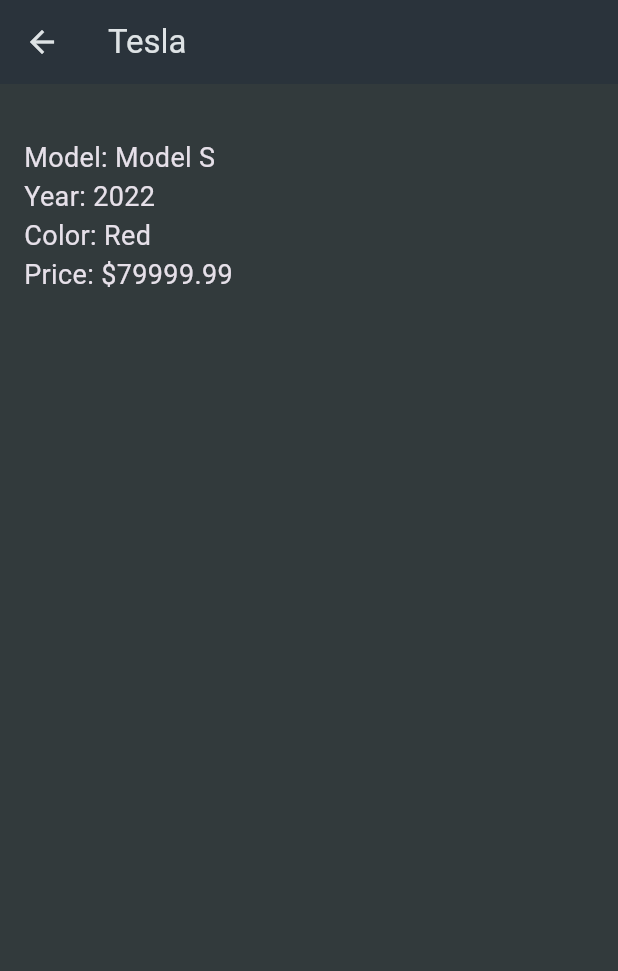
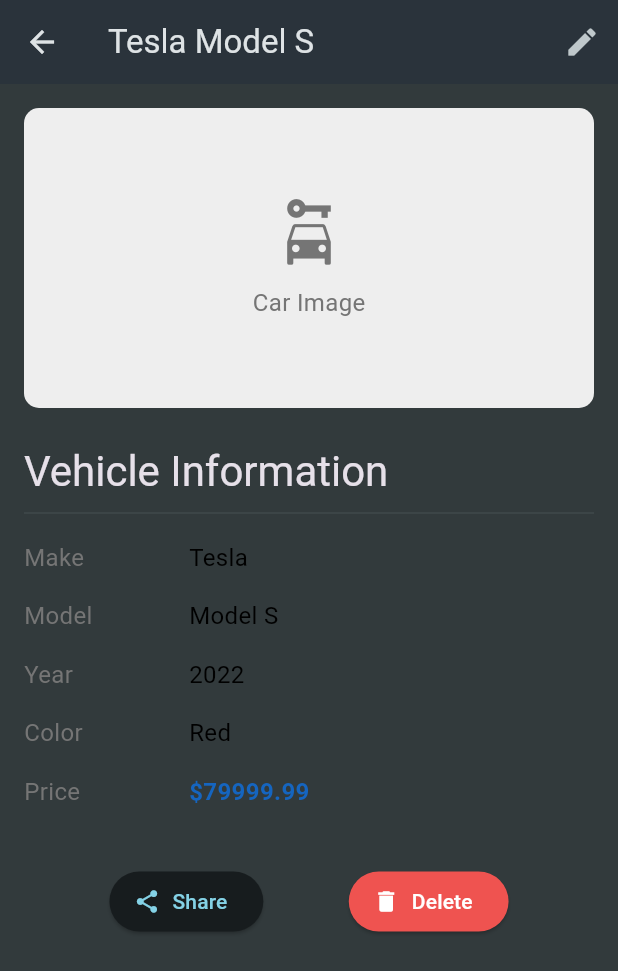
Before and after one commit to Bonitt/flutter_assignment_application, a Flutter app: the CarDetailScreen screen opened directly with sample values from the repository, on a phone screen of 412 x 824 dp. Shown: the top 971 px of the screen. Run offline on Flutter 3.47's test engine with Material 3 defaults, Android fonts, the phone set to English and light mode, and no system bars.

Commit message:
Added details screen

```diff
--- a/lib/screens/car_details_screen.dart
+++ b/lib/screens/car_details_screen.dart
@@ -9,20 +9,134 @@
   @override
   Widget build(BuildContext context) {
     return Scaffold(
-      appBar: AppBar(title: Text(car.name)),
-      body: Padding(
+      appBar: AppBar(
+        title: Text('${car.name} ${car.model}'),
+        actions: [
+          IconButton(
+            icon: const Icon(Icons.edit),
+            onPressed: () {
+              // Placeholder for edit functionality
+              ScaffoldMessenger.of(context).showSnackBar(
+                const SnackBar(content: Text('Edit feature coming soon')),
+              );
+            },
+          ),
+        ],
+      ),
+      body: SingleChildScrollView(
         padding: const EdgeInsets.all(16),
         child: Column(
           crossAxisAlignment: CrossAxisAlignment.start,
           children: [
-            const SizedBox(height: 20),
-            Text('Model: ${car.model}', style: const TextStyle(fontSize: 18)),
-            Text('Year: ${car.year}', style: const TextStyle(fontSize: 18)),
-            Text('Color: ${car.colour}', style: const TextStyle(fontSize: 18)),
-            Text('Price: \$${car.price}', style: const TextStyle(fontSize: 18)),
+            // Image placeholder (for future implementation)
+            Container(
+              height: 200,
+              width: double.infinity,
+              decoration: BoxDecoration(
+                color: Colors.grey[200],
+                borderRadius: BorderRadius.circular(10),
+              ),
+              alignment: Alignment.center,
+              child: Column(
+                mainAxisAlignment: MainAxisAlignment.center,
+                children: [
+                  Icon(Icons.car_rental, size: 50, color: Colors.grey[600]),
+                  const SizedBox(height: 10),
+                  Text(
+                    'Car Image',
+                    style: TextStyle(
+                      color: Colors.grey[600],
+                      fontSize: 16,
+                    ),
+                  ),
+                ],
+              ),
+            ),
+            const SizedBox(height: 24),
+
+            // Car details section
+            Text(
+              'Vehicle Information',
+              style: Theme.of(context).textTheme.headlineMedium,
+            ),
+            const Divider(height: 20),
+
+            _buildDetailRow('Make', car.name),
+            _buildDetailRow('Model', car.model),
+            _buildDetailRow('Year', car.year.toString()),
+            _buildDetailRow('Color', car.colour),
+            _buildDetailRow(
+              'Price',
+              '\$${car.price.toStringAsFixed(2)}',
+              isImportant: true,
+            ),
+
+            const SizedBox(height: 30),
+
+            // Action buttons
+            Row(
+              mainAxisAlignment: MainAxisAlignment.spaceEvenly,
+              children: [
+                ElevatedButton.icon(
+                  onPressed: () {
+                    // Placeholder for share functionality
+                    ScaffoldMessenger.of(context).showSnackBar(
+                      const SnackBar(content: Text('Share feature coming soon')),
+                    );
+                  },
+                  icon: const Icon(Icons.share),
+                  label: const Text('Share'),
+                ),
+                ElevatedButton.icon(
+                  onPressed: () {
+                    // Placeholder for delete functionality
+                    ScaffoldMessenger.of(context).showSnackBar(
+                      const SnackBar(content: Text('Delete feature coming soon')),
+                    );
+                  },
+                  icon: const Icon(Icons.delete),
+                  label: const Text('Delete'),
+                  style: ElevatedButton.styleFrom(
+                    backgroundColor: Colors.red[400],
+                    foregroundColor: Colors.white,
+                  ),
+                ),
+              ],
+            ),
           ],
         ),
       ),
     );
   }
+
+  Widget _buildDetailRow(String label, String value, {bool isImportant = false}) {
+    return Padding(
+      padding: const EdgeInsets.symmetric(vertical: 8),
+      child: Row(
+        children: [
+          SizedBox(
+            width: 100,
+            child: Text(
+              label,
+              style: TextStyle(
+                fontSize: 16,
+                color: Colors.grey[600],
+              ),
+            ),
+          ),
+          const SizedBox(width: 10),
+          Expanded(
+            child: Text(
+              value,
+              style: TextStyle(
+                fontSize: 16,
+                fontWeight: isImportant ? FontWeight.bold : FontWeight.normal,
+                color: isImportant ? Colors.blue[800] : Colors.black,
+              ),
+            ),
+          ),
+        ],
+      ),
+    );
+  }
 }
--- a/lib/screens/cars_list_screen.dart
+++ b/lib/screens/cars_list_screen.dart
@@ -1,7 +1,8 @@
 import 'package:flutter/material.dart';
 import 'package:flutter_assignment_application/data/dummy_cars.dart';
 import 'package:flutter_assignment_application/models/car.dart';
-import 'package:flutter_assignment_application/screens/add_car_screen.dart'; // Make this screen
+import 'package:flutter_assignment_application/screens/add_car_screen.dart';
+import 'package:flutter_assignment_application/screens/car_details_screen.dart';
 
 class CarList extends StatefulWidget {
   const CarList({super.key});
@@ -11,12 +12,21 @@
 }
 
 class _CarListState extends State<CarList> {
-  List<Car> _cars = dummyCars;
+  final List<Car> _cars = dummyCars;
 
   void _addCar(Car car) {
     setState(() {
       _cars.add(car);
     });
+  }
+
+  void _navigateToDetailScreen(Car car) {
+    Navigator.push(
+      context,
+      MaterialPageRoute(
+        builder: (context) => CarDetailScreen(car: car),
+      ),
+    );
   }
 
   @override
@@ -33,6 +43,7 @@
               subtitle: Text(
                 '${car.year} - ${car.colour} - \$${car.price.toStringAsFixed(2)}',
               ),
+              onTap: () => _navigateToDetailScreen(car), // Add this line
             ),
           );
         },
```
